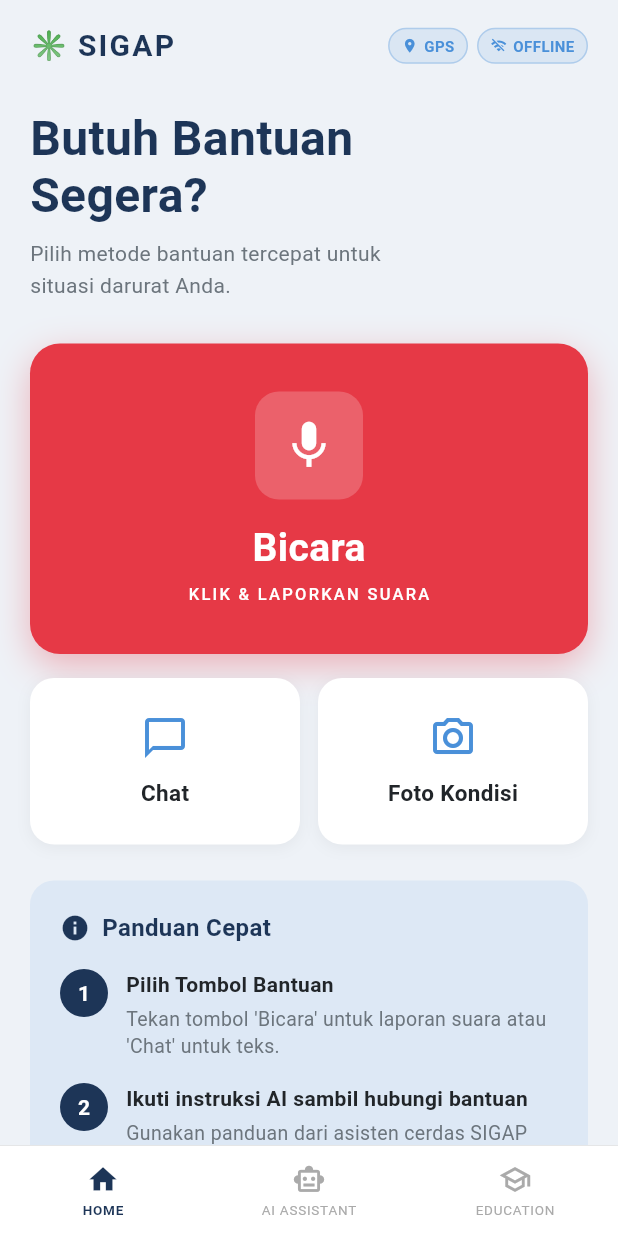
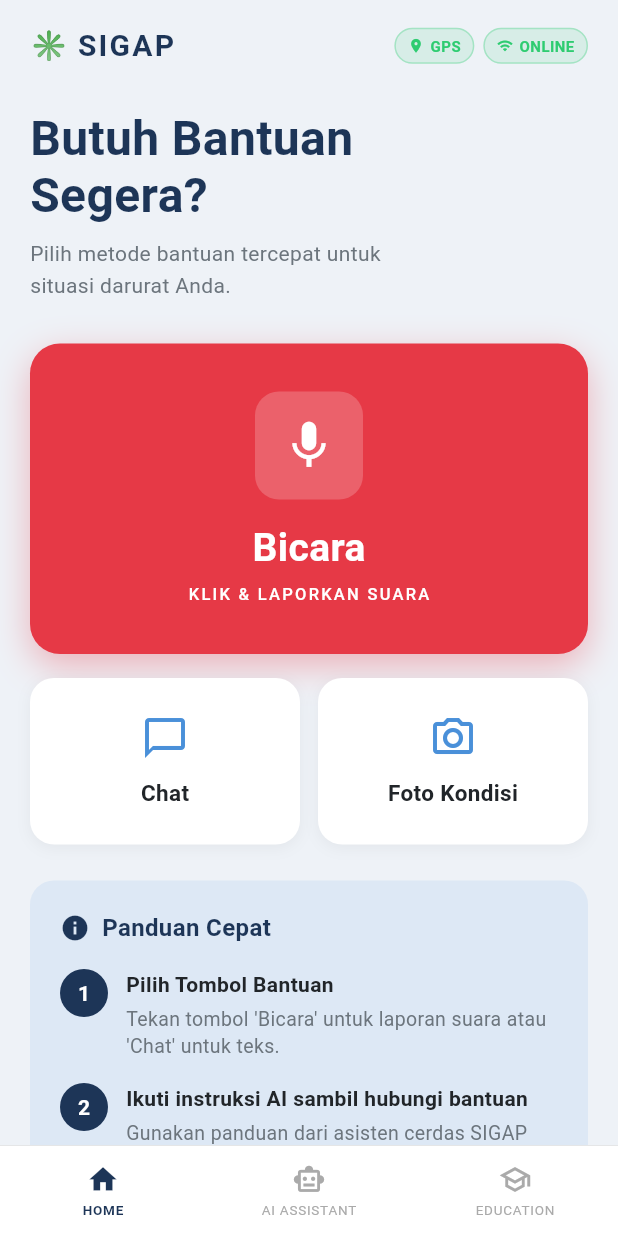
Before and after one commit to gintoki05/sigap-public, a Flutter app: the screen it shows after launch, on a phone screen of 412 x 824 dp. Run offline on Flutter 3.47's test engine with Material 3 defaults, Android fonts, the phone set to English and light mode, and no system bars; our stand-ins replace connectivity_plus, file_picker, flutter_tts, geolocator, image_picker, permission_handler and 2 more; missing offline and left inert: flutter_gemma, record; accounts and stored records are empty.

Commit message:
feat: implement home screen with navigation, connectivity monitoring, and emergency reporting options

```diff
--- a/lib/screens/home_screen.dart
+++ b/lib/screens/home_screen.dart
@@ -1,4 +1,7 @@
+import 'dart:async';
 import 'package:flutter/material.dart';
+import 'package:connectivity_plus/connectivity_plus.dart';
+import 'package:geolocator/geolocator.dart';
 import '../core/constants.dart';
 import 'assistant_screen.dart';
 import 'education_screen.dart';
@@ -103,8 +106,66 @@ class _NavItem extends StatelessWidget {
   }
 }
 
-class _HomeTab extends StatelessWidget {
+class _HomeTab extends StatefulWidget {
   const _HomeTab();
+
+  @override
+  State<_HomeTab> createState() => _HomeTabState();
+}
+
+class _HomeTabState extends State<_HomeTab> {
+  // --- Connectivity ---
+  bool _isOnline = false;
+  late StreamSubscription<List<ConnectivityResult>> _connectivitySub;
+
+  // --- GPS ---
+  bool _gpsActive = false;
+  StreamSubscription<ServiceStatus>? _locationServiceSub;
+
+  @override
+  void initState() {
+    super.initState();
+    _initConnectivity();
+    _initGps();
+  }
+
+  Future<void> _initConnectivity() async {
+    final results = await Connectivity().checkConnectivity();
+    _updateConnectivity(results);
+    _connectivitySub = Connectivity()
+        .onConnectivityChanged
+        .listen(_updateConnectivity);
+  }
+
+  void _updateConnectivity(List<ConnectivityResult> results) {
+    final online = results.any((r) =>
+        r == ConnectivityResult.mobile ||
+        r == ConnectivityResult.wifi ||
+        r == ConnectivityResult.ethernet);
+    if (mounted) setState(() => _isOnline = online);
+  }
+
+  Future<void> _initGps() async {
+    final serviceEnabled = await Geolocator.isLocationServiceEnabled();
+    final permission = await Geolocator.checkPermission();
+    final granted = permission == LocationPermission.always ||
+        permission == LocationPermission.whileInUse;
+    if (mounted) setState(() => _gpsActive = serviceEnabled && granted);
+
+    // Listen to location service on/off changes
+    _locationServiceSub = Geolocator.getServiceStatusStream().listen((status) {
+      if (mounted) {
+        setState(() => _gpsActive = status == ServiceStatus.enabled);
+      }
+    });
+  }
+
+  @override
+  void dispose() {
+    _connectivitySub.cancel();
+    _locationServiceSub?.cancel();
+    super.dispose();
+  }
 
   @override
   Widget build(BuildContext context) {
@@ -140,19 +201,25 @@ class _HomeTab extends StatelessWidget {
                     ),
                   ],
                 ),
-                // Status badges
+                // Status badges — dinamis
                 Row(
-                  children: const [
+                  children: [
                     _StatusBadge(
-                      icon: Icons.location_on,
+                      icon: _gpsActive
+                          ? Icons.location_on
+                          : Icons.location_off,
                       label: 'GPS',
-                      color: Color(0xFF4A90D9),
+                      color: _gpsActive
+                          ? const Color(0xFF2ECC71)
+                          : const Color(0xFFAAAAAA),
                     ),
-                    SizedBox(width: 6),
+                    const SizedBox(width: 6),
                     _StatusBadge(
-                      icon: Icons.wifi_off,
-                      label: 'OFFLINE',
-                      color: Color(0xFF4A90D9),
+                      icon: _isOnline ? Icons.wifi : Icons.wifi_off,
+                      label: _isOnline ? 'ONLINE' : 'OFFLINE',
+                      color: _isOnline
+                          ? const Color(0xFF2ECC71)
+                          : const Color(0xFF4A90D9),
                     ),
                   ],
                 ),
```
